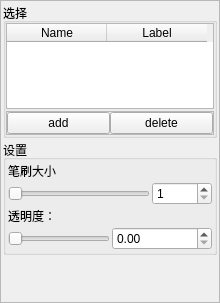
Qt form ui/SegmentDock.ui (cjf128/PCViewer) before a commit.
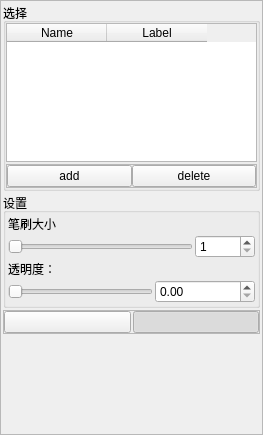
The same form after that commit.

Patch:
```diff
--- a/ui/SegmentDock.ui
+++ b/ui/SegmentDock.ui
@@ -6,8 +6,8 @@
    <rect>
     <x>0</x>
     <y>0</y>
-    <width>220</width>
-    <height>303</height>
+    <width>263</width>
+    <height>435</height>
    </rect>
   </property>
   <property name="windowTitle">
@@ -39,8 +39,8 @@
        <rect>
         <x>0</x>
         <y>0</y>
-        <width>216</width>
-        <height>299</height>
+        <width>259</width>
+        <height>431</height>
        </rect>
       </property>
       <layout class="QVBoxLayout" name="verticalLayout_2">
@@ -260,6 +260,62 @@
          </layout>
         </widget>
        </item>
+       <item>
+        <widget class="QFrame" name="frame_2">
+         <property name="frameShape">
+          <enum>QFrame::Shape::StyledPanel</enum>
+         </property>
+         <property name="frameShadow">
+          <enum>QFrame::Shadow::Raised</enum>
+         </property>
+         <layout class="QHBoxLayout" name="horizontalLayout_3">
+          <property name="spacing">
+           <number>2</number>
+          </property>
+          <property name="leftMargin">
+           <number>0</number>
+          </property>
+          <property name="topMargin">
+           <number>0</number>
+          </property>
+          <property name="rightMargin">
+           <number>0</number>
+          </property>
+          <property name="bottomMargin">
+           <number>0</number>
+          </property>
+          <item>
+           <widget class="QPushButton" name="pushButton_4">
+            <property name="text">
+             <string/>
+            </property>
+            <property name="checkable">
+             <bool>true</bool>
+            </property>
+           </widget>
+          </item>
+          <item>
+           <widget class="QPushButton" name="pushButton_3">
+            <property name="text">
+             <string/>
+            </property>
+            <property name="checkable">
+             <bool>true</bool>
+            </property>
+            <property name="checked">
+             <bool>true</bool>
+            </property>
+            <property name="autoDefault">
+             <bool>false</bool>
+            </property>
+            <property name="flat">
+             <bool>false</bool>
+            </property>
+           </widget>
+          </item>
+         </layout>
+        </widget>
+       </item>
        <item>
         <spacer name="verticalSpacer">
          <property name="orientation">
```
